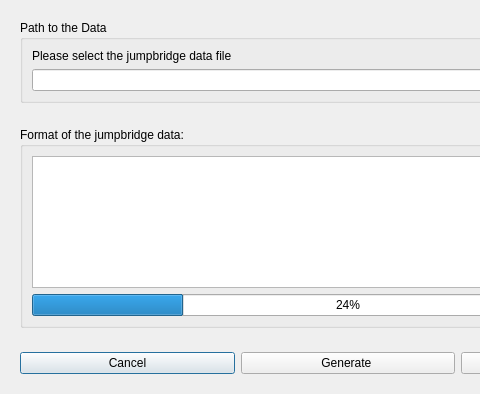
Above: src/vi/ui/JumpbridgeChooser.ui from jkey-67/spyglass before the change; both pictures show x 0 to 480 and y 0 to 394 of the 696 by 394 pixel window. Below: the same form after it.
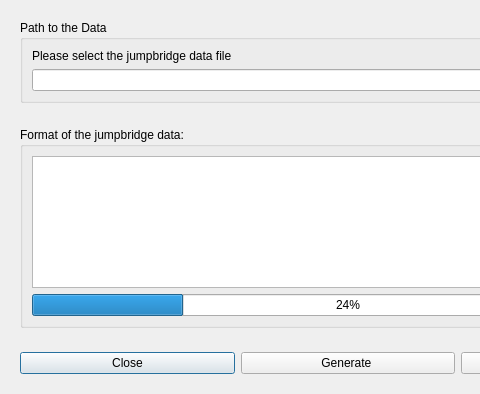
That is the form after the change.

```diff
--- a/src/vi/ui/JumpbridgeChooser.ui
+++ b/src/vi/ui/JumpbridgeChooser.ui
@@ -20,7 +20,7 @@
       <item>
        <widget class="QPushButton" name="cancelButton">
         <property name="text">
-         <string>Cancel</string>
+         <string>Close</string>
         </property>
        </widget>
       </item>
```
Left out of the diff: 4 changed lines with no effect on the pictures.
